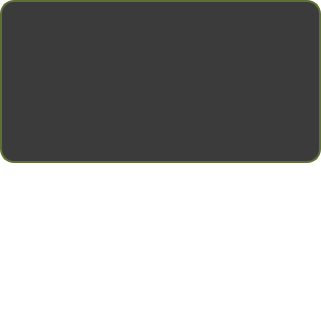
The window that hakaton/historyicon.ui (JohnyDepp228/Hakaton) describes before a commit, drawn with Qt 5.
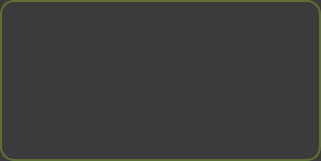
The same window after the commit. Icons and pictures are not drawn.

```diff
--- a/hakaton/historyicon.ui
+++ b/hakaton/historyicon.ui
@@ -7,7 +7,7 @@
     <x>0</x>
     <y>0</y>
     <width>321</width>
-    <height>321</height>
+    <height>161</height>
    </rect>
   </property>
   <property name="sizePolicy">
@@ -19,13 +19,13 @@
   <property name="minimumSize">
    <size>
     <width>321</width>
-    <height>321</height>
+    <height>161</height>
    </size>
   </property>
   <property name="maximumSize">
    <size>
     <width>321</width>
-    <height>321</height>
+    <height>161</height>
    </size>
   </property>
   <property name="windowTitle">
@@ -33,38 +33,32 @@
   </property>
   <property name="styleSheet">
    <string notr="true">
-background-color: rgb(255, 255, 255);
+background-color: rgb(59,59,59);
 </string>
   </property>
-  <widget class="QFrame" name="history1">
+  <widget class="QPushButton" name="History">
    <property name="geometry">
     <rect>
      <x>0</x>
      <y>0</y>
      <width>321</width>
-     <height>163</height>
+     <height>161</height>
     </rect>
    </property>
-   <property name="sizePolicy">
-    <sizepolicy hsizetype="Fixed" vsizetype="Fixed">
-     <horstretch>0</horstretch>
-     <verstretch>0</verstretch>
-    </sizepolicy>
-   </property>
    <property name="minimumSize">
     <size>
      <width>321</width>
-     <height>163</height>
+     <height>161</height>
     </size>
    </property>
    <property name="maximumSize">
     <size>
      <width>321</width>
-     <height>162</height>
+     <height>161</height>
     </size>
    </property>
    <property name="styleSheet">
-    <string notr="true">QFrame{
+    <string notr="true">#History{
     border: 2px solid rgb(94, 112, 53); 
     color: rgb(59, 59, 59);
     border-radius: 14px;
@@ -77,15 +71,19 @@
 background-color: rgb(59, 59, 59);
 }</string>
    </property>
-   <property name="frameShape">
-    <enum>QFrame::Shape::StyledPanel</enum>
+   <property name="text">
+    <string>PushButton</string>
    </property>
-   <property name="frameShadow">
-    <enum>QFrame::Shadow::Raised</enum>
-   </property>
-   <layout class="QHBoxLayout" name="horizontalLayout_8">
-    <item>
+  </widget>
      <widget class="QLabel" name="img">
+   <property name="geometry">
+    <rect>
+     <x>10</x>
+     <y>10</y>
+     <width>147</width>
+     <height>147</height>
+    </rect>
+   </property>
       <property name="sizePolicy">
        <sizepolicy hsizetype="Fixed" vsizetype="Fixed">
         <horstretch>0</horstretch>
@@ -105,7 +103,8 @@
        </size>
       </property>
       <property name="styleSheet">
-       <string notr="true">border: none</string>
+    <string notr="true">border: none;
+background-color: rgb(59, 59, 59);</string>
       </property>
       <property name="text">
        <string/>
@@ -114,9 +113,16 @@
        <pixmap resource="resources.qrc">:/res/img/close-up-green-leaves-nature.jpg</pixmap>
       </property>
      </widget>
-    </item>
-    <item>
-     <layout class="QHBoxLayout" name="horizontalLayout">
+  <widget class="QWidget" name="layoutWidget">
+   <property name="geometry">
+    <rect>
+     <x>160</x>
+     <y>10</y>
+     <width>146</width>
+     <height>141</height>
+    </rect>
+   </property>
+   <layout class="QHBoxLayout" name="horizontalLayout_2">
       <property name="spacing">
        <number>0</number>
       </property>
@@ -131,12 +137,20 @@
         <property name="minimumSize">
          <size>
           <width>144</width>
-          <height>72</height>
+        <height>139</height>
+       </size>
+      </property>
+      <property name="maximumSize">
+       <size>
+        <width>144</width>
+        <height>139</height>
          </size>
         </property>
         <property name="styleSheet">
-         <string notr="true">border:none;
-color: rgb(255, 255, 255);</string>
+       <string notr="true">border: 1px solid rgb(59, 59, 59);
+border-color:rgb(59, 59, 59);
+color: rgb(255, 255, 255);
+background-color: rgb(59, 59, 59);</string>
         </property>
         <property name="text">
          <string>&lt;html&gt;&lt;head/&gt;&lt;body&gt;&lt;p&gt;&lt;br/&gt;&lt;/p&gt;&lt;/body&gt;&lt;/html&gt;</string>
@@ -145,8 +159,6 @@
          <bool>true</bool>
         </property>
        </widget>
-      </item>
-     </layout>
     </item>
    </layout>
   </widget>
```
Left out of the diff: 2 changed lines with no effect on the pictures. Lines whose indentation alone changed are shown as unchanged.
